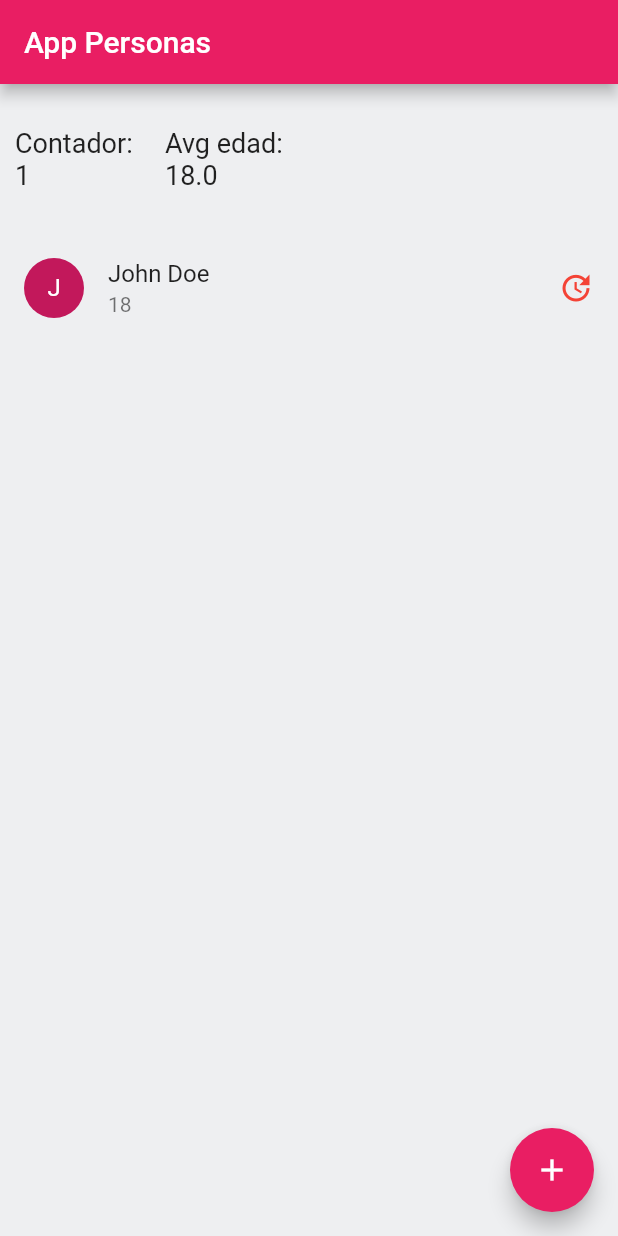
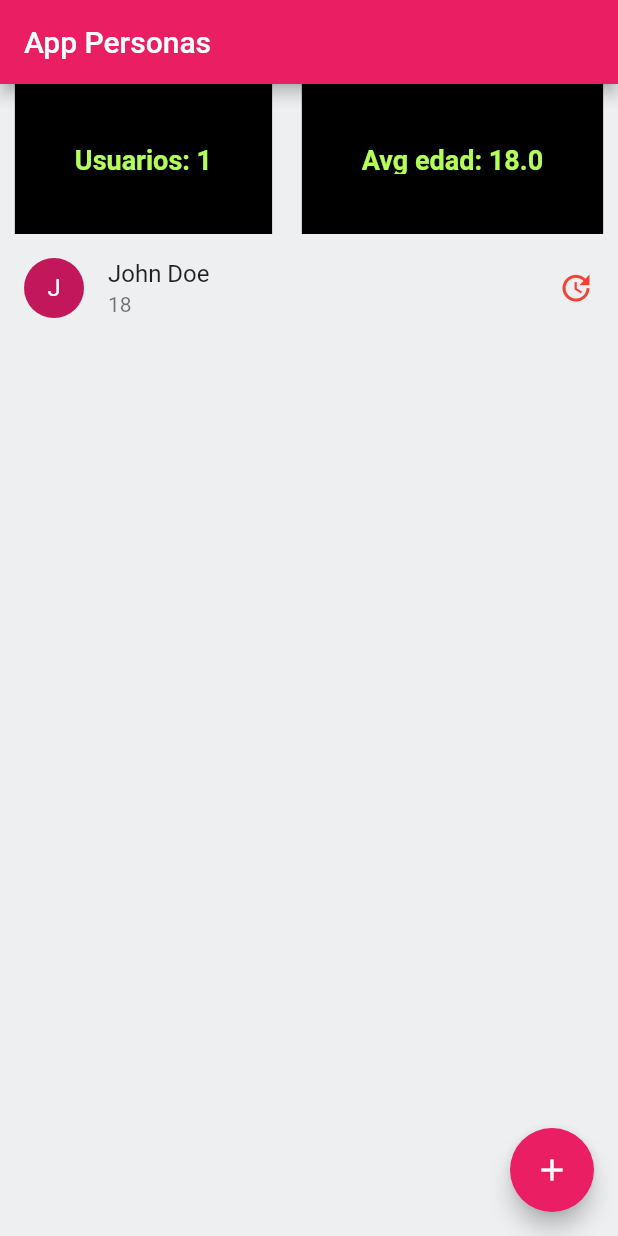
Before and after one commit to camilamlz/AppPersonasRepo, a Flutter app: the screen it shows after launch, on a phone screen of 412 x 824 dp. Run offline on Flutter 3.47's test engine with Material 2 defaults, Android fonts, the phone set to English and light mode, and no system bars; missing offline and left inert: dart:ffi.

Commit message:
Agregado formato a headers

```diff
--- a/lib/list.dart
+++ b/lib/list.dart
@@ -30,9 +30,9 @@ class _MyHomePage extends State<MyHomePage> {
 
   @override
   Widget build(BuildContext context) {
-    List ratings = clients.map((e) => e.age!).toList();
-    List<int> intList = ratings.map((s) => int.parse(s)).toList();
-    double average = intList.reduce((value, element) => value + element) / intList.length;
+    List ages = clients.map((e) => e.age!).toList();
+    List<int> intList = ages.map((s) => int.parse(s)).toList();
+    double average = intList.isEmpty ? 0.0 :intList.reduce((value, element) => value + element) / intList.length;
     return Scaffold(
       appBar: AppBar(
         title: Text(widget._title),
@@ -42,20 +42,29 @@ class _MyHomePage extends State<MyHomePage> {
           Container(
             height: 100.0,
             child: Row(
+              crossAxisAlignment: CrossAxisAlignment.center,
+              mainAxisAlignment: MainAxisAlignment.spaceAround,
               children: <Widget>[
                 Container(
-                  padding: EdgeInsets.all(10.0),
-                  width: 100.0,
+                  padding: EdgeInsets.all(40),
+                  color: Colors.black,
                   child: Text(
-                      "Contador: ${clients.length}",
-                    style: TextStyle(fontSize: 18),
-                  )),
+                      "Usuarios: ${clients.length}",
+                    style: TextStyle(fontSize: 18,
+                    fontWeight: FontWeight.bold,
+                      color: Colors.lightGreenAccent,
+                    ),
+                  )
+                ),
                 Container(
-                  padding: EdgeInsets.all(10.0),
-                  width: 100.0,
+                  padding: EdgeInsets.all(40),
+                  color: Colors.black,
                   child: Text(
                     "Avg edad: ${average}",
-                    style: TextStyle(fontSize: 18),
+                    style: TextStyle(fontSize: 18,
+                      fontWeight: FontWeight.bold,
+                      color: Colors.lightGreenAccent,
+                    ),
                   )),
               ],
             ),
```
